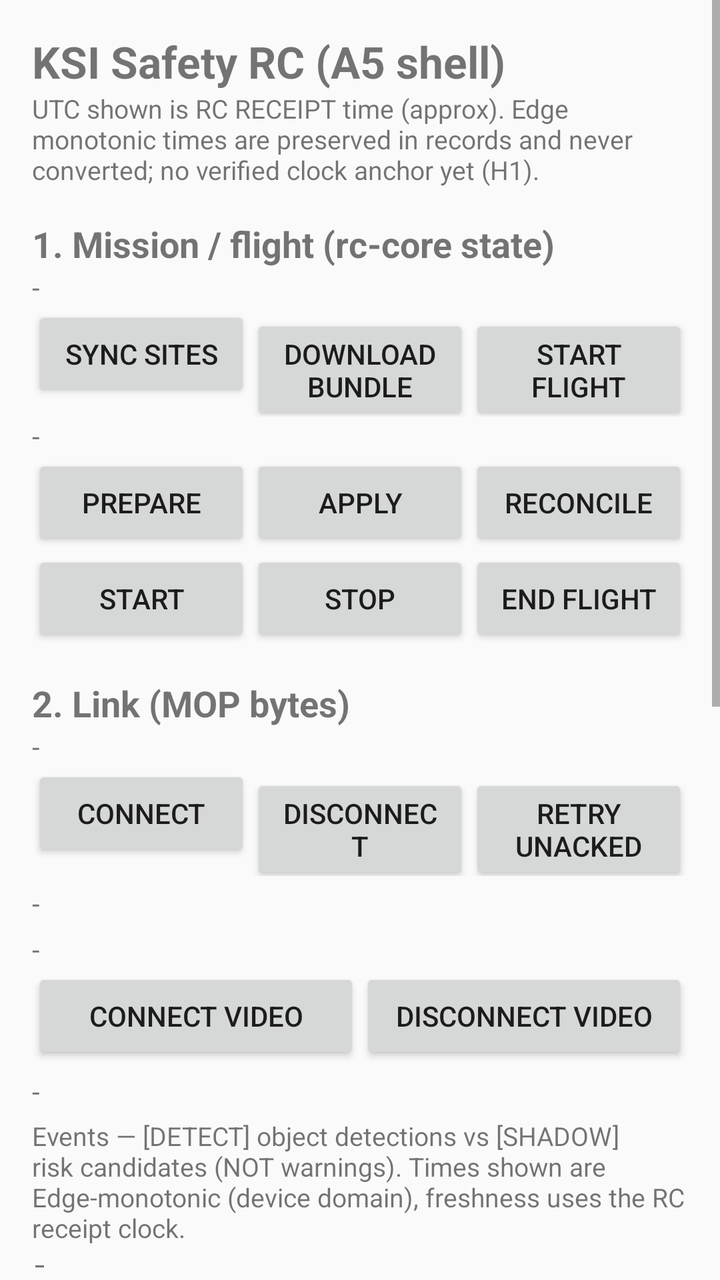
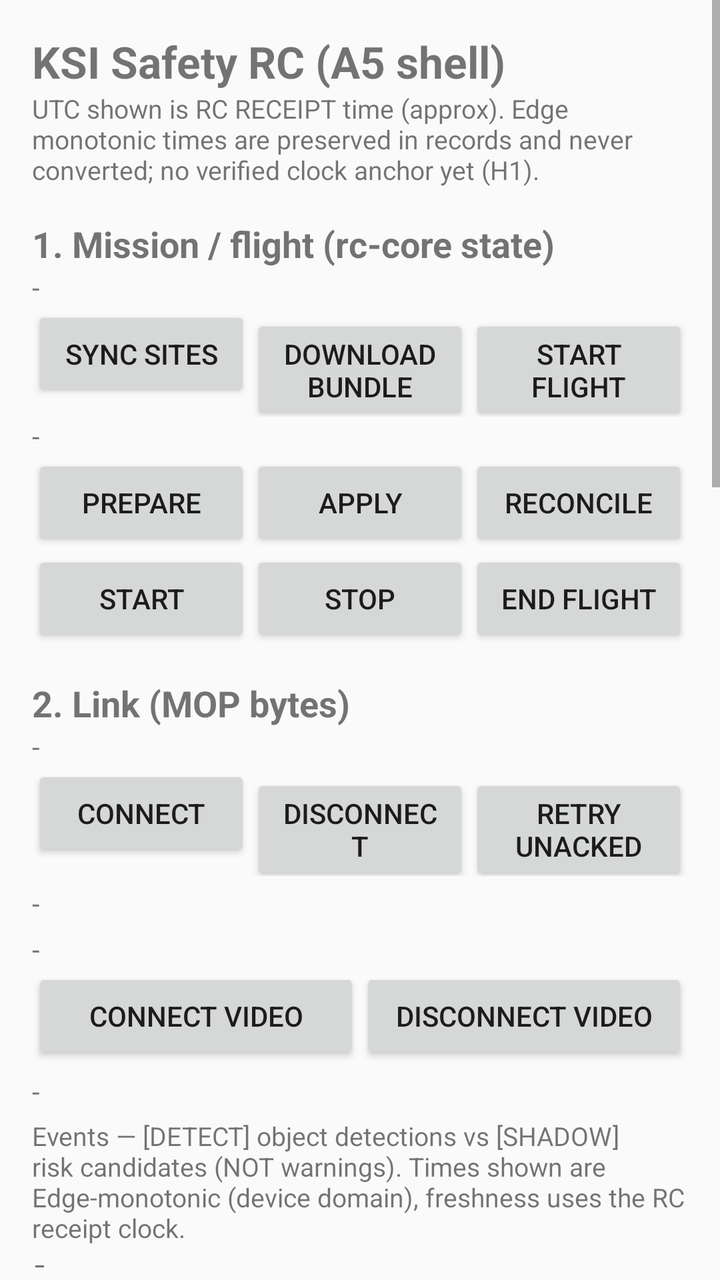

Before-and-after screenshots of an Android layout around one commit, followed by the original layout XML and the change that was made.
<!-- AndroidManifest.xml: application theme Theme.KsiRc -->
<!-- res/layout/activity_main.xml -->
<?xml version="1.0" encoding="utf-8"?>
<ScrollView xmlns:android="http://schemas.android.com/apk/res/android"
    android:layout_width="match_parent"
    android:layout_height="match_parent">

    <LinearLayout
        android:layout_width="match_parent"
        android:layout_height="wrap_content"
        android:orientation="vertical"
        android:padding="16dp">

        <TextView
            android:layout_width="match_parent"
            android:layout_height="wrap_content"
            android:text="@string/app_name"
            android:textSize="22sp"
            android:textStyle="bold" />

        <TextView
            android:id="@+id/tvClockNote"
            android:layout_width="match_parent"
            android:layout_height="wrap_content"
            android:text="@string/clock_unverified"
            android:textSize="13sp" />

        
        <TextView
            android:layout_width="match_parent"
            android:layout_height="wrap_content"
            android:text="@string/section_mission"
            android:textSize="18sp"
            android:textStyle="bold"
            android:paddingTop="16dp" />

        <TextView
            android:id="@+id/tvMission"
            android:layout_width="match_parent"
            android:layout_height="wrap_content"
            android:text="-"
            android:textSize="14sp" />

        <LinearLayout
            android:layout_width="match_parent"
            android:layout_height="wrap_content"
            android:orientation="horizontal">
            <Button
                android:id="@+id/btnSyncSites"
                android:layout_width="0dp"
                android:layout_height="wrap_content"
                android:layout_weight="1"
                android:text="@string/btn_sync_sites" />
            <Button
                android:id="@+id/btnSyncBundle"
                android:layout_width="0dp"
                android:layout_height="wrap_content"
                android:layout_weight="1"
                android:text="@string/btn_sync_bundle" />
            <Button
                android:id="@+id/btnStartFlight"
                android:layout_width="0dp"
                android:layout_height="wrap_content"
                android:layout_weight="1"
                android:text="@string/btn_start_flight" />
        </LinearLayout>

        <TextView
            android:id="@+id/tvFlight"
            android:layout_width="match_parent"
            android:layout_height="wrap_content"
            android:text="-"
            android:textSize="14sp" />

        <LinearLayout
            android:layout_width="match_parent"
            android:layout_height="wrap_content"
            android:orientation="horizontal">
            <Button
                android:id="@+id/btnPrepare"
                android:layout_width="0dp"
                android:layout_height="wrap_content"
                android:layout_weight="1"
                android:text="@string/btn_prepare" />
            <Button
                android:id="@+id/btnApply"
                android:layout_width="0dp"
                android:layout_height="wrap_content"
                android:layout_weight="1"
                android:text="@string/btn_apply" />
            <Button
                android:id="@+id/btnReconcile"
                android:layout_width="0dp"
                android:layout_height="wrap_content"
                android:layout_weight="1"
                android:text="@string/btn_reconcile" />
        </LinearLayout>
        <LinearLayout
            android:layout_width="match_parent"
            android:layout_height="wrap_content"
            android:orientation="horizontal">
            <Button
                android:id="@+id/btnStart"
                android:layout_width="0dp"
                android:layout_height="wrap_content"
                android:layout_weight="1"
                android:text="@string/btn_start" />
            <Button
                android:id="@+id/btnStop"
                android:layout_width="0dp"
                android:layout_height="wrap_content"
                android:layout_weight="1"
                android:text="@string/btn_stop" />
            <Button
                android:id="@+id/btnEndFlight"
                android:layout_width="0dp"
                android:layout_height="wrap_content"
                android:layout_weight="1"
                android:text="@string/btn_end_flight" />
        </LinearLayout>

        
        <TextView
            android:layout_width="match_parent"
            android:layout_height="wrap_content"
            android:text="@string/section_observe"
            android:textSize="18sp"
            android:textStyle="bold"
            android:paddingTop="16dp" />

        <TextView
            android:id="@+id/tvLink"
            android:layout_width="match_parent"
            android:layout_height="wrap_content"
            android:text="-"
            android:textSize="14sp" />

        <LinearLayout
            android:layout_width="match_parent"
            android:layout_height="wrap_content"
            android:orientation="horizontal">
            <Button
                android:id="@+id/btnConnect"
                android:layout_width="0dp"
                android:layout_height="wrap_content"
                android:layout_weight="1"
                android:text="@string/btn_connect" />
            <Button
                android:id="@+id/btnDisconnect"
                android:layout_width="0dp"
                android:layout_height="wrap_content"
                android:layout_weight="1"
                android:text="@string/btn_disconnect" />
            <Button
                android:id="@+id/btnRetry"
                android:layout_width="0dp"
                android:layout_height="wrap_content"
                android:layout_weight="1"
                android:text="@string/btn_retry" />
        </LinearLayout>

        
        <TextView
            android:id="@+id/tvStatus"
            android:layout_width="match_parent"
            android:layout_height="wrap_content"
            android:text="-"
            android:textSize="14sp"
            android:paddingTop="4dp" />

        <TextView
            android:id="@+id/tvVideo"
            android:layout_width="match_parent"
            android:layout_height="wrap_content"
            android:text="-"
            android:textSize="14sp"
            android:paddingTop="4dp" />

        <LinearLayout
            android:layout_width="match_parent"
            android:layout_height="wrap_content"
            android:orientation="horizontal">
            <Button
                android:id="@+id/btnVideoConnect"
                android:layout_width="0dp"
                android:layout_height="wrap_content"
                android:layout_weight="1"
                android:text="@string/btn_video_connect" />
            <Button
                android:id="@+id/btnVideoDisconnect"
                android:layout_width="0dp"
                android:layout_height="wrap_content"
                android:layout_weight="1"
                android:text="@string/btn_video_disconnect" />
        </LinearLayout>

        <TextView
            android:id="@+id/tvAi"
            android:layout_width="match_parent"
            android:layout_height="wrap_content"
            android:text="-"
            android:textSize="14sp"
            android:paddingTop="4dp" />

        <TextView
            android:layout_width="match_parent"
            android:layout_height="wrap_content"
            android:text="@string/label_events"
            android:textSize="13sp"
            android:paddingTop="4dp" />

        <TextView
            android:id="@+id/tvEvents"
            android:layout_width="match_parent"
            android:layout_height="wrap_content"
            android:text="-"
            android:textSize="13sp"
            android:typeface="monospace" />

        
        <TextView
            android:layout_width="match_parent"
            android:layout_height="wrap_content"
            android:text="@string/section_demo"
            android:textSize="18sp"
            android:textStyle="bold"
            android:paddingTop="16dp" />

        <TextView
            android:id="@+id/tvDemo"
            android:layout_width="match_parent"
            android:layout_height="wrap_content"
            android:text="-"
            android:textSize="14sp" />

        <LinearLayout
            android:layout_width="match_parent"
            android:layout_height="wrap_content"
            android:orientation="horizontal">
            <Button
                android:id="@+id/btnDemoTick"
                android:layout_width="0dp"
                android:layout_height="wrap_content"
                android:layout_weight="1"
                android:text="@string/btn_demo_tick" />
            <Button
                android:id="@+id/btnDemoNewFlight"
                android:layout_width="0dp"
                android:layout_height="wrap_content"
                android:layout_weight="1"
                android:text="@string/btn_demo_new_flight" />
        </LinearLayout>

        
        <TextView
            android:layout_width="match_parent"
            android:layout_height="wrap_content"
            android:text="@string/section_evidence"
            android:textSize="18sp"
            android:textStyle="bold"
            android:paddingTop="16dp" />

        <TextView
            android:id="@+id/tvEvidence"
            android:layout_width="match_parent"
            android:layout_height="wrap_content"
            android:text="-"
            android:textSize="14sp" />

        <Button
            android:id="@+id/btnRefreshEvidence"
            android:layout_width="match_parent"
            android:layout_height="wrap_content"
            android:text="@string/btn_refresh_evidence" />

        
        <TextView
            android:layout_width="match_parent"
            android:layout_height="wrap_content"
            android:text="@string/section_sync"
            android:textSize="18sp"
            android:textStyle="bold"
            android:paddingTop="16dp" />

        <EditText
            android:id="@+id/etCoreUrl"
            android:layout_width="match_parent"
            android:layout_height="wrap_content"
            android:hint="@string/hint_core_url"
            android:inputType="textUri" />

        <EditText
            android:id="@+id/etCoreToken"
            android:layout_width="match_parent"
            android:layout_height="wrap_content"
            android:hint="@string/hint_core_token"
            android:inputType="textPassword" />

        <Button
            android:id="@+id/btnSaveCore"
            android:layout_width="match_parent"
            android:layout_height="wrap_content"
            android:text="@string/btn_save_core" />

        <TextView
            android:id="@+id/tvSync"
            android:layout_width="match_parent"
            android:layout_height="wrap_content"
            android:text="-"
            android:textSize="14sp" />

        <LinearLayout
            android:layout_width="match_parent"
            android:layout_height="wrap_content"
            android:orientation="horizontal">
            <Button
                android:id="@+id/btnUpload"
                android:layout_width="0dp"
                android:layout_height="wrap_content"
                android:layout_weight="1"
                android:text="@string/btn_upload" />
            <Button
                android:id="@+id/btnServerState"
                android:layout_width="0dp"
                android:layout_height="wrap_content"
                android:layout_weight="1"
                android:text="@string/btn_server_state" />
        </LinearLayout>

        <TextView
            android:id="@+id/tvError"
            android:layout_width="match_parent"
            android:layout_height="wrap_content"
            android:text=""
            android:textSize="13sp"
            android:paddingTop="12dp" />
    </LinearLayout>
</ScrollView>
<!-- resources referenced by this layout -->
<resources>
  <string name="app_name">KSI Safety RC (A5 shell)</string>
  <string name="btn_apply">Apply</string>
  <string name="btn_connect">Connect</string>
  <string name="btn_demo_new_flight">New demo flight</string>
  <string name="btn_demo_tick">Demo tick</string>
  <string name="btn_disconnect">Disconnect</string>
  <string name="btn_end_flight">End flight</string>
  <string name="btn_prepare">Prepare</string>
  <string name="btn_reconcile">Reconcile</string>
  <string name="btn_refresh_evidence">Refresh (local)</string>
  <string name="btn_retry">Retry unacked</string>
  <string name="btn_save_core">Save Core config</string>
  <string name="btn_server_state">Server state</string>
  <string name="btn_start">Start</string>
  <string name="btn_start_flight">Start flight</string>
  <string name="btn_stop">Stop</string>
  <string name="btn_sync_bundle">Download bundle</string>
  <string name="btn_sync_sites">Sync sites</string>
  <string name="btn_upload">Upload now</string>
  <string name="btn_video_connect">Connect video</string>
  <string name="btn_video_disconnect">Disconnect video</string>
  <string name="clock_unverified">UTC shown is RC RECEIPT time (approx). Edge monotonic times are preserved in records and never converted; no verified clock anchor yet (H1).</string>
  <string name="hint_core_token">Core token (rc scope)</string>
  <string name="hint_core_url">Core URL, e.g. http://192.168.1.5:8000/api/v1/edge</string>
  <string name="label_events">Events — [DETECT] object detections vs [SHADOW] risk candidates (NOT warnings). Times shown are Edge-monotonic (device domain), freshness uses the RC receipt clock.</string>
  <string name="section_demo">Demo bench — ISOLATED store, never uploads</string>
  <string name="section_evidence">3. Evidence (local-first, offline OK)</string>
  <string name="section_mission">1. Mission / flight (rc-core state)</string>
  <string name="section_observe">2. Link (MOP bytes)</string>
  <string name="section_sync">4. Sync (COMMITTED gate)</string>
  <style name="Theme.KsiRc" parent="Theme.AppCompat.Light.NoActionBar">
      </style>
</resources>

<!-- the commit's change to res/layout/activity_main.xml (unified diff, before → after) -->
@@ -275,6 +275,130 @@
         <TextView
             android:layout_width="match_parent"
             android:layout_height="wrap_content"
+            android:text="@string/section_history"
+            android:textSize="18sp"
+            android:textStyle="bold"
+            android:paddingTop="16dp" />
+
+        <TextView
+            android:id="@+id/tvFlights"
+            android:layout_width="match_parent"
+            android:layout_height="wrap_content"
+            android:text="-"
+            android:textSize="13sp"
+            android:typeface="monospace" />
+
+        <LinearLayout
+            android:layout_width="match_parent"
+            android:layout_height="wrap_content"
+            android:orientation="horizontal">
+            <Button
+                android:id="@+id/btnFlightPrev"
+                android:layout_width="0dp"
+                android:layout_height="wrap_content"
+                android:layout_weight="1"
+                android:text="@string/btn_flight_prev" />
+            <Button
+                android:id="@+id/btnFlightNext"
+                android:layout_width="0dp"
+                android:layout_height="wrap_content"
+                android:layout_weight="1"
+                android:text="@string/btn_flight_next" />
+        </LinearLayout>
+
+        <TextView
+            android:id="@+id/tvFlightDetail"
+            android:layout_width="match_parent"
+            android:layout_height="wrap_content"
+            android:text="-"
+            android:textSize="13sp" />
+
+        <TextView
+            android:id="@+id/tvFlightEvents"
+            android:layout_width="match_parent"
+            android:layout_height="wrap_content"
+            android:text="-"
+            android:textSize="13sp"
+            android:typeface="monospace"
+            android:paddingTop="4dp" />
+
+        <TextView
+            android:id="@+id/tvFlightArtifacts"
+            android:layout_width="match_parent"
+            android:layout_height="wrap_content"
+            android:text="-"
+            android:textSize="13sp"
+            android:typeface="monospace"
+            android:paddingTop="4dp" />
+
+        <LinearLayout
+            android:layout_width="match_parent"
+            android:layout_height="wrap_content"
+            android:orientation="horizontal">
+            <Button
+                android:id="@+id/btnEventPrev"
+                android:layout_width="0dp"
+                android:layout_height="wrap_content"
+                android:layout_weight="1"
+                android:text="@string/btn_event_prev" />
+            <Button
+                android:id="@+id/btnEventNext"
+                android:layout_width="0dp"
+                android:layout_height="wrap_content"
+                android:layout_weight="1"
+                android:text="@string/btn_event_next" />
+            <Button
+                android:id="@+id/btnFlagFalsePositive"
+                android:layout_width="0dp"
+                android:layout_height="wrap_content"
+                android:layout_weight="1"
+                android:text="@string/btn_flag_false_positive" />
+        </LinearLayout>
+
+        <TextView
+            android:id="@+id/tvEventDetail"
+            android:layout_width="match_parent"
+            android:layout_height="wrap_content"
+            android:text="-"
+            android:textSize="13sp" />
+
+        <LinearLayout
+            android:layout_width="match_parent"
+            android:layout_height="wrap_content"
+            android:orientation="horizontal">
+            <Button
+                android:id="@+id/btnViewEvidence"
+                android:layout_width="0dp"
+                android:layout_height="wrap_content"
+                android:layout_weight="1"
+                android:text="@string/btn_view_evidence" />
+            <Button
+                android:id="@+id/btnFetchEvidence"
+                android:layout_width="0dp"
+                android:layout_height="wrap_content"
+                android:layout_weight="1"
+                android:text="@string/btn_fetch_evidence" />
+        </LinearLayout>
+
+        <ImageView
+            android:id="@+id/ivEvidence"
+            android:layout_width="match_parent"
+            android:layout_height="220dp"
+            android:adjustViewBounds="true"
+            android:contentDescription="@string/label_evidence_image"
+            android:scaleType="fitCenter" />
+
+        <TextView
+            android:id="@+id/tvEvidenceMeta"
+            android:layout_width="match_parent"
+            android:layout_height="wrap_content"
+            android:text="-"
+            android:textSize="13sp" />
+
+        
+        <TextView
+            android:layout_width="match_parent"
+            android:layout_height="wrap_content"
             android:text="@string/section_sync"
             android:textSize="18sp"
             android:textStyle="bold"
<!-- resource entries referenced after the edit -->
@@ -7,6 +7,12 @@
   <string name="btn_demo_tick">Demo tick</string>
   <string name="btn_disconnect">Disconnect</string>
   <string name="btn_end_flight">End flight</string>
+  <string name="btn_event_next">다음 사건</string>
+  <string name="btn_event_prev">이전 사건</string>
+  <string name="btn_fetch_evidence">서버에서 가져오기</string>
+  <string name="btn_flag_false_positive">오탐 의심 표시</string>
+  <string name="btn_flight_next">다음 비행</string>
+  <string name="btn_flight_prev">이전 비행</string>
   <string name="btn_prepare">Prepare</string>
   <string name="btn_reconcile">Reconcile</string>
   <string name="btn_refresh_evidence">Refresh (local)</string>
@@ -21,12 +27,15 @@
   <string name="btn_upload">Upload now</string>
   <string name="btn_video_connect">Connect video</string>
   <string name="btn_video_disconnect">Disconnect video</string>
+  <string name="btn_view_evidence">증거 보기(로컬)</string>
   <string name="clock_unverified">UTC shown is RC RECEIPT time (approx). Edge monotonic times are preserved in records and never converted; no verified clock anchor yet (H1).</string>
   <string name="hint_core_token">Core token (rc scope)</string>
   <string name="hint_core_url">Core URL, e.g. http://192.168.1.5:8000/api/v1/edge</string>
   <string name="label_events">Events — [DETECT] object detections vs [SHADOW] risk candidates (NOT warnings). Times shown are Edge-monotonic (device domain), freshness uses the RC receipt clock.</string>
+  <string name="label_evidence_image">선택된 사건의 증거 미리보기</string>
   <string name="section_demo">Demo bench — ISOLATED store, never uploads</string>
   <string name="section_evidence">3. Evidence (local-first, offline OK)</string>
+  <string name="section_history">5. 비행 기록 (offline — 로컬 우선)</string>
   <string name="section_mission">1. Mission / flight (rc-core state)</string>
   <string name="section_observe">2. Link (MOP bytes)</string>
   <string name="section_sync">4. Sync (COMMITTED gate)</string>
